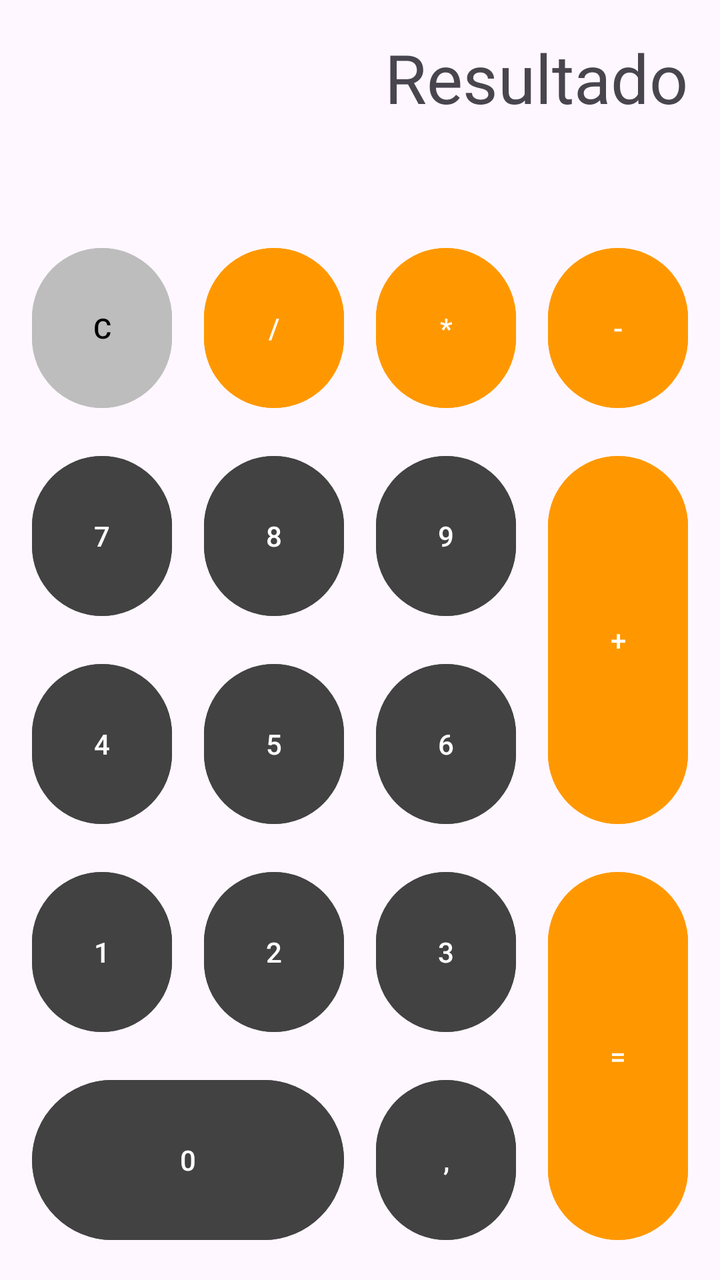
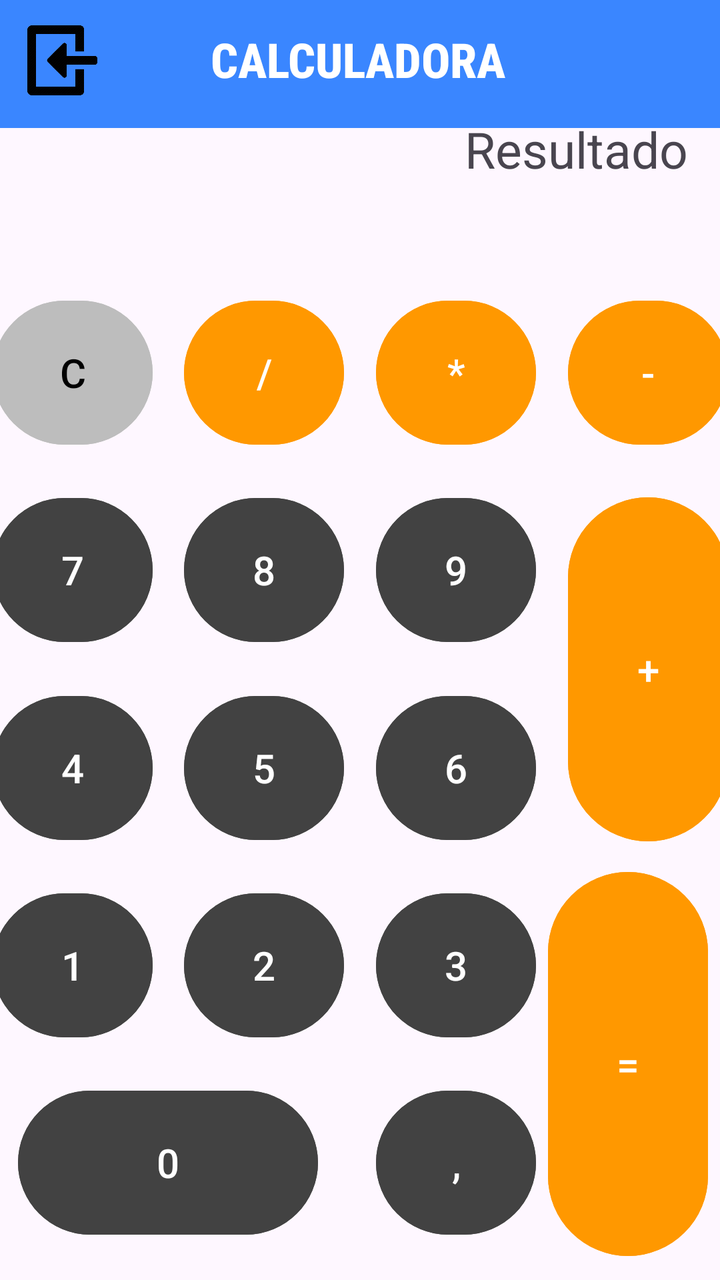

Compare the two renders of this Android layout. The source of the first and the diff that turns it into the second are given below.
<!-- AndroidManifest.xml: application theme Theme.PracticaAndroid -->
<!-- res/layout/activity_calculadora.xml -->
<?xml version="1.0" encoding="utf-8"?>
<androidx.constraintlayout.widget.ConstraintLayout xmlns:android="http://schemas.android.com/apk/res/android"
    xmlns:app="http://schemas.android.com/apk/res-auto"
    xmlns:tools="http://schemas.android.com/tools"
    android:id="@+id/main"
    android:layout_width="match_parent"
    android:layout_height="match_parent"
    tools:context=".MainActivityCalculadora"
    tools:layout_editor_absoluteX="-3dp"
    tools:layout_editor_absoluteY="48dp">

    <TextView
        android:id="@+id/textView"
        android:layout_width="0dp"
        android:layout_height="0dp"
        android:layout_marginStart="16dp"
        android:layout_marginTop="16dp"
        android:layout_marginEnd="16dp"
        android:text="Resultado"
        android:textAlignment="textEnd"
        android:textSize="34sp"
        app:layout_constraintBottom_toTopOf="@+id/bClear"
        app:layout_constraintEnd_toEndOf="parent"
        app:layout_constraintStart_toStartOf="parent"
        app:layout_constraintTop_toTopOf="parent" />

    <Button
        android:id="@+id/bClear"
        android:layout_width="0dp"
        android:layout_height="0dp"
        android:layout_marginStart="16dp"
        android:layout_marginTop="16dp"
        android:layout_marginEnd="16dp"
        android:layout_marginBottom="16dp"
        android:text="C"
        android:backgroundTint="#BDBDBD"
        android:textColor="#000000"
        android:textColorLink="#FFFFFF"
        app:layout_constraintBottom_toTopOf="@+id/bNum7"
        app:layout_constraintEnd_toStartOf="@+id/bDivision"
        app:layout_constraintHorizontal_bias="0.5"
        app:layout_constraintStart_toStartOf="parent"
        app:layout_constraintTop_toBottomOf="@+id/textView" />

    <Button
        android:id="@+id/bMultiplicacion"
        android:layout_width="0dp"
        android:layout_height="0dp"
        android:layout_marginEnd="16dp"
        android:text="*"
        android:backgroundTint="#FF9800"
        android:textColor="#FFFFFF"
        app:layout_constraintBottom_toBottomOf="@+id/bDivision"
        app:layout_constraintEnd_toStartOf="@+id/bResta"
        app:layout_constraintHorizontal_bias="0.5"
        app:layout_constraintStart_toEndOf="@+id/bDivision"
        app:layout_constraintTop_toTopOf="@+id/bDivision" />

    <Button
        android:id="@+id/bNum6"
        android:layout_width="0dp"
        android:layout_height="0dp"
        android:text="6"
        android:backgroundTint="#424242"
        android:textColor="#FFFFFF"
        app:layout_constraintBottom_toBottomOf="@+id/bNum5"
        app:layout_constraintEnd_toEndOf="@+id/bNum9"
        app:layout_constraintStart_toStartOf="@+id/bNum9"
        app:layout_constraintTop_toTopOf="@+id/bNum5"
        app:layout_constraintVertical_bias="0.0" />

    <Button
        android:id="@+id/bComa"
        android:layout_width="0dp"
        android:layout_height="0dp"
        android:text=","
        android:backgroundTint="#424242"
        android:textColor="#FFFFFF"
        app:layout_constraintBottom_toBottomOf="@+id/bNum0"
        app:layout_constraintEnd_toEndOf="@+id/bNum3"
        app:layout_constraintStart_toStartOf="@+id/bNum3"
        app:layout_constraintTop_toTopOf="@+id/bNum0" />

    <Button
        android:id="@+id/bDivision"
        android:layout_width="0dp"
        android:layout_height="0dp"
        android:layout_marginEnd="16dp"
        android:text="/"
        android:backgroundTint="#FF9800"
        android:textColor="#FFFFFF"
        app:layout_constraintBottom_toBottomOf="@+id/bClear"
        app:layout_constraintEnd_toStartOf="@+id/bMultiplicacion"
        app:layout_constraintHorizontal_bias="0.5"
        app:layout_constraintStart_toEndOf="@+id/bClear"
        app:layout_constraintTop_toTopOf="@+id/bClear" />

    <Button
        android:id="@+id/bNum8"
        android:layout_width="0dp"
        android:layout_height="0dp"
        android:text="8"
        android:backgroundTint="#424242"
        android:textColor="#FFFFFF"
        app:layout_constraintBottom_toBottomOf="@+id/bNum7"
        app:layout_constraintEnd_toEndOf="@+id/bDivision"
        app:layout_constraintStart_toStartOf="@+id/bDivision"
        app:layout_constraintTop_toTopOf="@+id/bNum7" />

    <Button
        android:id="@+id/bNum5"
        android:layout_width="0dp"
        android:layout_height="0dp"
        android:text="5"
        android:backgroundTint="#424242"
        android:textColor="#FFFFFF"
        app:layout_constraintBottom_toBottomOf="@+id/bNum4"
        app:layout_constraintEnd_toEndOf="@+id/bNum8"
        app:layout_constraintStart_toStartOf="@+id/bNum8"
        app:layout_constraintTop_toTopOf="@+id/bNum4" />

    <Button
        android:id="@+id/bNum3"
        android:layout_width="0dp"
        android:layout_height="0dp"
        android:text="3"
        android:backgroundTint="#424242"
        android:textColor="#FFFFFF"
        app:layout_constraintBottom_toBottomOf="@+id/bNum2"
        app:layout_constraintEnd_toEndOf="@+id/bNum6"
        app:layout_constraintStart_toStartOf="@+id/bNum6"
        app:layout_constraintTop_toTopOf="@+id/bNum2" />

    <Button
        android:id="@+id/bSuma"
        android:layout_width="0dp"
        android:layout_height="0dp"
        android:text="+"
        android:backgroundTint="#FF9800"
        android:textColor="#FFFFFF"
        app:layout_constraintBottom_toBottomOf="@+id/bNum6"
        app:layout_constraintEnd_toEndOf="@+id/bResta"
        app:layout_constraintStart_toStartOf="@+id/bResta"
        app:layout_constraintTop_toTopOf="@+id/bNum9" />


    <Button
        android:id="@+id/bIgual"
        android:layout_width="0dp"
        android:layout_height="0dp"
        android:layout_marginEnd="16dp"
        android:text="="
        android:backgroundTint="#FF9800"
        android:textColor="#FFFFFF"
        app:layout_constraintBottom_toBottomOf="@+id/bComa"
        app:layout_constraintEnd_toEndOf="parent"
        app:layout_constraintStart_toStartOf="@+id/bSuma"
        app:layout_constraintTop_toTopOf="@+id/bNum3" />

    <Button
        android:id="@+id/bNum9"
        android:layout_width="0dp"
        android:layout_height="0dp"
        android:text="9"
        android:backgroundTint="#424242"
        android:textColor="#FFFFFF"
        app:layout_constraintBottom_toBottomOf="@+id/bNum8"
        app:layout_constraintEnd_toEndOf="@+id/bMultiplicacion"
        app:layout_constraintStart_toStartOf="@+id/bMultiplicacion"
        app:layout_constraintTop_toTopOf="@+id/bNum8" />

    <Button
        android:id="@+id/bNum2"
        android:layout_width="0dp"
        android:layout_height="0dp"
        android:text="2"
        android:backgroundTint="#424242"
        android:textColor="#FFFFFF"
        app:layout_constraintBottom_toBottomOf="@+id/bNum1"
        app:layout_constraintEnd_toEndOf="@+id/bNum5"
        app:layout_constraintStart_toStartOf="@+id/bNum5"
        app:layout_constraintTop_toTopOf="@+id/bNum1" />

    <Button
        android:id="@+id/bResta"
        android:layout_width="0dp"
        android:layout_height="0dp"
        android:layout_marginEnd="16dp"
        android:text="-"
        android:backgroundTint="#FF9800"
        android:textColor="#FFFFFF"
        app:layout_constraintBottom_toBottomOf="@+id/bMultiplicacion"
        app:layout_constraintEnd_toEndOf="parent"
        app:layout_constraintHorizontal_bias="0.5"
        app:layout_constraintStart_toEndOf="@+id/bMultiplicacion"
        app:layout_constraintTop_toTopOf="@+id/bMultiplicacion" />

    <Button
        android:id="@+id/bNum7"
        android:layout_width="0dp"
        android:layout_height="0dp"
        android:layout_marginBottom="16dp"
        android:text="7"
        android:backgroundTint="#424242"
        android:textColor="#FFFFFF"
        app:layout_constraintBottom_toTopOf="@+id/bNum4"
        app:layout_constraintEnd_toEndOf="@+id/bClear"
        app:layout_constraintStart_toStartOf="@+id/bClear"
        app:layout_constraintTop_toBottomOf="@+id/bClear" />

    <Button
        android:id="@+id/bNum4"
        android:layout_width="0dp"
        android:layout_height="0dp"
        android:layout_marginBottom="16dp"
        android:text="4"
        android:backgroundTint="#424242"
        android:textColor="#FFFFFF"
        app:layout_constraintBottom_toTopOf="@+id/bNum1"
        app:layout_constraintEnd_toEndOf="@+id/bNum7"
        app:layout_constraintStart_toStartOf="@+id/bNum7"
        app:layout_constraintTop_toBottomOf="@+id/bNum7" />

    <Button
        android:id="@+id/bNum0"
        android:layout_width="0dp"
        android:layout_height="0dp"
        android:layout_marginBottom="16dp"
        android:text="0"
        android:backgroundTint="#424242"
        android:textColor="#FFFFFF"
        app:layout_constraintBottom_toBottomOf="parent"
        app:layout_constraintEnd_toEndOf="@+id/bNum2"
        app:layout_constraintStart_toStartOf="@+id/bNum1"
        app:layout_constraintTop_toBottomOf="@+id/bNum1" />

    <Button
        android:id="@+id/bNum1"
        android:layout_width="0dp"
        android:layout_height="0dp"
        android:layout_marginBottom="16dp"
        android:text="1"
        android:backgroundTint="#424242"
        android:textColor="#FFFFFF"
        app:layout_constraintBottom_toTopOf="@+id/bNum0"
        app:layout_constraintEnd_toEndOf="@+id/bNum4"
        app:layout_constraintStart_toStartOf="@+id/bNum4"
        app:layout_constraintTop_toBottomOf="@+id/bNum4" />

</androidx.constraintlayout.widget.ConstraintLayout>
<!-- resources referenced by this layout -->
<resources>
  <style name="Theme.PracticaAndroid" parent="Base.Theme.PracticaAndroid" />
  <style name="Base.Theme.PracticaAndroid" parent="Theme.Material3.DayNight.NoActionBar">
          
          
      </style>
</resources>

<!-- the commit's change to res/layout/activity_calculadora.xml (unified diff, before → after) -->
@@ -9,29 +9,71 @@
     tools:layout_editor_absoluteX="-3dp"
     tools:layout_editor_absoluteY="48dp">
 
+    <androidx.appcompat.widget.Toolbar
+        android:id="@+id/toolbarConversor"
+        android:layout_width="match_parent"
+        android:layout_height="wrap_content"
+        android:background="#3A86FF"
+        android:minHeight="?attr/actionBarSize"
+        android:theme="?attr/actionBarTheme"
+        app:layout_constraintTop_toTopOf="parent"
+        app:layout_constraintStart_toStartOf="parent"
+        app:layout_constraintEnd_toEndOf="parent" />
+
+    <ImageView
+        android:id="@+id/atras"
+        android:layout_width="35dp"
+        android:layout_height="35dp"
+        app:layout_constraintBottom_toBottomOf="parent"
+        app:layout_constraintEnd_toEndOf="parent"
+        app:layout_constraintHorizontal_bias="0.042"
+        app:layout_constraintStart_toStartOf="parent"
+        app:layout_constraintTop_toTopOf="parent"
+        app:layout_constraintVertical_bias="0.021"
+        app:srcCompat="@drawable/atras" />
+
+    <TextView
+        android:id="@+id/textView6"
+        android:layout_width="wrap_content"
+        android:layout_height="wrap_content"
+        android:fontFamily="sans-serif-condensed-medium"
+        android:gravity="center_horizontal"
+        android:text="CALCULADORA"
+        android:textAlignment="center"
+        android:textColor="@color/white"
+        android:textSize="24sp"
+        android:textStyle="bold"
+        app:layout_constraintBottom_toBottomOf="parent"
+        app:layout_constraintEnd_toEndOf="parent"
+        app:layout_constraintHorizontal_bias="0.496"
+        app:layout_constraintStart_toStartOf="parent"
+        app:layout_constraintTop_toTopOf="parent"
+        app:layout_constraintVertical_bias="0.022" />
+
     <TextView
         android:id="@+id/textView"
         android:layout_width="0dp"
-        android:layout_height="0dp"
+        android:layout_height="70dp"
+        android:layout_marginStart="16dp"
+        android:layout_marginTop="55dp"
+        android:layout_marginEnd="16dp"
+        android:text="Resultado"
+        android:textAlignment="textEnd"
+        android:textSize="25sp"
+        app:layout_constraintBottom_toTopOf="@+id/bClear"
+        app:layout_constraintEnd_toEndOf="parent"
+        app:layout_constraintStart_toStartOf="parent"
+        app:layout_constraintTop_toTopOf="parent" />
+
+    <Button
+        android:id="@+id/bClear"
+        android:layout_width="80dp"
+        android:layout_height="80dp"
         android:layout_marginStart="16dp"
         android:layout_marginTop="16dp"
         android:layout_marginEnd="16dp"
-        android:text="Resultado"
-        android:textAlignment="textEnd"
-        android:textSize="34sp"
-        app:layout_constraintBottom_toTopOf="@+id/bClear"
-        app:layout_constraintEnd_toEndOf="parent"
-        app:layout_constraintStart_toStartOf="parent"
-        app:layout_constraintTop_toTopOf="parent" />
-
-    <Button
-        android:id="@+id/bClear"
-        android:layout_width="0dp"
-        android:layout_height="0dp"
-        android:layout_marginStart="16dp"
-        android:layout_marginTop="16dp"
-        android:layout_marginEnd="16dp"
-        android:layout_marginBottom="16dp"
+        android:layout_marginBottom="16dp"
+        android:textSize="20sp"
         android:text="C"
         android:backgroundTint="#BDBDBD"
         android:textColor="#000000"
@@ -44,9 +86,10 @@
 
     <Button
         android:id="@+id/bMultiplicacion"
-        android:layout_width="0dp"
-        android:layout_height="0dp"
-        android:layout_marginEnd="16dp"
+        android:layout_width="80dp"
+        android:layout_height="80dp"
+        android:layout_marginEnd="16dp"
+        android:textSize="20sp"
         android:text="*"
         android:backgroundTint="#FF9800"
         android:textColor="#FFFFFF"
@@ -58,8 +101,9 @@
 
     <Button
         android:id="@+id/bNum6"
-        android:layout_width="0dp"
-        android:layout_height="0dp"
+        android:layout_width="80dp"
+        android:layout_height="80dp"
+        android:textSize="20sp"
         android:text="6"
         android:backgroundTint="#424242"
         android:textColor="#FFFFFF"
@@ -71,8 +115,9 @@
 
     <Button
         android:id="@+id/bComa"
-        android:layout_width="0dp"
-        android:layout_height="0dp"
+        android:layout_width="80dp"
+        android:layout_height="80dp"
+        android:textSize="20sp"
         android:text=","
         android:backgroundTint="#424242"
         android:textColor="#FFFFFF"
@@ -83,9 +128,10 @@
 
     <Button
         android:id="@+id/bDivision"
-        android:layout_width="0dp"
-        android:layout_height="0dp"
-        android:layout_marginEnd="16dp"
+        android:layout_width="80dp"
+        android:layout_height="80dp"
+        android:layout_marginEnd="16dp"
+        android:textSize="20sp"
         android:text="/"
         android:backgroundTint="#FF9800"
         android:textColor="#FFFFFF"
@@ -97,8 +143,9 @@
 
     <Button
         android:id="@+id/bNum8"
-        android:layout_width="0dp"
-        android:layout_height="0dp"
+        android:layout_width="80dp"
+        android:layout_height="80dp"
+        android:textSize="20sp"
         android:text="8"
         android:backgroundTint="#424242"
         android:textColor="#FFFFFF"
@@ -109,8 +156,9 @@
 
     <Button
         android:id="@+id/bNum5"
-        android:layout_width="0dp"
-        android:layout_height="0dp"
+        android:layout_width="80dp"
+        android:layout_height="80dp"
+        android:textSize="20sp"
         android:text="5"
         android:backgroundTint="#424242"
         android:textColor="#FFFFFF"
@@ -121,8 +169,9 @@
 
     <Button
         android:id="@+id/bNum3"
-        android:layout_width="0dp"
-        android:layout_height="0dp"
+        android:layout_width="80dp"
+        android:layout_height="80dp"
+        android:textSize="20sp"
         android:text="3"
         android:backgroundTint="#424242"
         android:textColor="#FFFFFF"
@@ -133,11 +182,12 @@
 
     <Button
         android:id="@+id/bSuma"
-        android:layout_width="0dp"
-        android:layout_height="0dp"
+        android:layout_width="80dp"
+        android:layout_height="180dp"
+        android:backgroundTint="#FF9800"
         android:text="+"
-        android:backgroundTint="#FF9800"
-        android:textColor="#FFFFFF"
+        android:textColor="#FFFFFF"
+        android:textSize="20sp"
         app:layout_constraintBottom_toBottomOf="@+id/bNum6"
         app:layout_constraintEnd_toEndOf="@+id/bResta"
         app:layout_constraintStart_toStartOf="@+id/bResta"
@@ -146,12 +196,13 @@
 
     <Button
         android:id="@+id/bIgual"
-        android:layout_width="0dp"
-        android:layout_height="0dp"
-        android:layout_marginEnd="16dp"
+        android:layout_width="80dp"
+        android:layout_height="200dp"
+        android:layout_marginEnd="16dp"
+        android:backgroundTint="#FF9800"
         android:text="="
-        android:backgroundTint="#FF9800"
-        android:textColor="#FFFFFF"
+        android:textColor="#FFFFFF"
+        android:textSize="20sp"
         app:layout_constraintBottom_toBottomOf="@+id/bComa"
         app:layout_constraintEnd_toEndOf="parent"
         app:layout_constraintStart_toStartOf="@+id/bSuma"
@@ -159,8 +210,9 @@
 
     <Button
         android:id="@+id/bNum9"
-        android:layout_width="0dp"
-        android:layout_height="0dp"
+        android:layout_width="80dp"
+        android:layout_height="80dp"
+        android:textSize="20sp"
         android:text="9"
         android:backgroundTint="#424242"
         android:textColor="#FFFFFF"
@@ -171,8 +223,9 @@
 
     <Button
         android:id="@+id/bNum2"
-        android:layout_width="0dp"
-        android:layout_height="0dp"
+        android:layout_width="80dp"
+        android:layout_height="80dp"
+        android:textSize="20sp"
         android:text="2"
         android:backgroundTint="#424242"
         android:textColor="#FFFFFF"
@@ -183,12 +236,13 @@
 
     <Button
         android:id="@+id/bResta"
-        android:layout_width="0dp"
-        android:layout_height="0dp"
-        android:layout_marginEnd="16dp"
+        android:layout_width="80dp"
+        android:layout_height="80dp"
+        android:layout_marginEnd="16dp"
+        android:backgroundTint="#FF9800"
         android:text="-"
-        android:backgroundTint="#FF9800"
-        android:textColor="#FFFFFF"
+        android:textColor="#FFFFFF"
+        android:textSize="20sp"
         app:layout_constraintBottom_toBottomOf="@+id/bMultiplicacion"
         app:layout_constraintEnd_toEndOf="parent"
         app:layout_constraintHorizontal_bias="0.5"
@@ -197,9 +251,10 @@
 
     <Button
         android:id="@+id/bNum7"
-        android:layout_width="0dp"
-        android:layout_height="0dp"
-        android:layout_marginBottom="16dp"
+        android:layout_width="80dp"
+        android:layout_height="80dp"
+        android:layout_marginBottom="16dp"
+        android:textSize="20sp"
         android:text="7"
         android:backgroundTint="#424242"
         android:textColor="#FFFFFF"
@@ -210,9 +265,10 @@
 
     <Button
         android:id="@+id/bNum4"
-        android:layout_width="0dp"
-        android:layout_height="0dp"
-        android:layout_marginBottom="16dp"
+        android:layout_width="80dp"
+        android:layout_height="80dp"
+        android:layout_marginBottom="16dp"
+        android:textSize="20sp"
         android:text="4"
         android:backgroundTint="#424242"
         android:textColor="#FFFFFF"
@@ -223,12 +279,13 @@
 
     <Button
         android:id="@+id/bNum0"
-        android:layout_width="0dp"
-        android:layout_height="0dp"
-        android:layout_marginBottom="16dp"
+        android:layout_width="150dp"
+        android:layout_height="80dp"
+        android:layout_marginBottom="16dp"
+        android:backgroundTint="#424242"
         android:text="0"
-        android:backgroundTint="#424242"
-        android:textColor="#FFFFFF"
+        android:textColor="#FFFFFF"
+        android:textSize="20sp"
         app:layout_constraintBottom_toBottomOf="parent"
         app:layout_constraintEnd_toEndOf="@+id/bNum2"
         app:layout_constraintStart_toStartOf="@+id/bNum1"
@@ -236,9 +293,10 @@
 
     <Button
         android:id="@+id/bNum1"
-        android:layout_width="0dp"
-        android:layout_height="0dp"
-        android:layout_marginBottom="16dp"
+        android:layout_width="80dp"
+        android:layout_height="80dp"
+        android:layout_marginBottom="16dp"
+        android:textSize="20sp"
         android:text="1"
         android:backgroundTint="#424242"
         android:textColor="#FFFFFF"
<!-- resource entries referenced after the edit -->
@@ -1,5 +1,7 @@
 <!-- resources referenced by this layout -->
 <resources>
+  <color name="white">#FFFFFFFF</color>
+  <!-- drawable atras: png bitmap (drawable, 29389 bytes) -->
   <style name="Theme.PracticaAndroid" parent="Base.Theme.PracticaAndroid" />
   <style name="Base.Theme.PracticaAndroid" parent="Theme.Material3.DayNight.NoActionBar">
           
